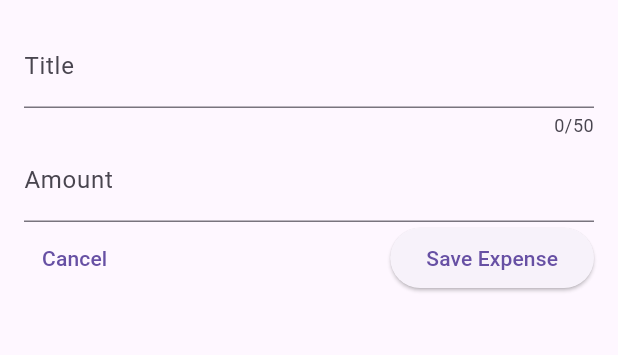
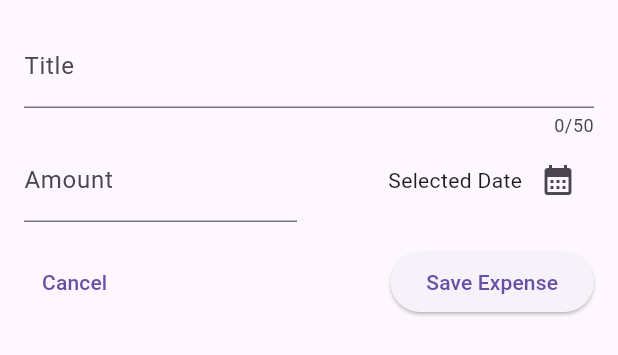
Before and after one commit to Faisul0404/Expense_Tracker, a Flutter app: the NewExpense widget shown alone on an empty page, opened directly, on a phone screen of 412 x 824 dp. Shown: the top 355 px of the screen. Run offline on Flutter 3.47's test engine with Material 3 defaults, Android fonts, the phone set to English and light mode, and no system bars.

Commit message:
Add date picker functionality and restructure amount input layout

```diff
--- a/lib/widgets/new_expense.dart
+++ b/lib/widgets/new_expense.dart
@@ -16,6 +16,18 @@ class _NewExpenseState extends State<NewExpense> {
 
   final _titleController = TextEditingController();
   final _amountController = TextEditingController();
+
+  void _presentDatePicker() {
+    final now = DateTime.now();
+    final firstDate = DateTime(now.year - 1, now.month, now.day);
+
+    showDatePicker(
+      context: context,
+      initialDate: now,
+      firstDate: firstDate,
+      lastDate: now,
+    );
+  }
 
   @override
   void disponse() {
@@ -36,7 +48,10 @@ class _NewExpenseState extends State<NewExpense> {
             maxLength: 50,
             decoration: const InputDecoration(label: Text("Title")),
           ),
-          TextField(
+          Row(
+            children: [
+              Expanded(
+                child: TextField(
                   controller: _amountController,
                   keyboardType: TextInputType.number,
                   decoration: const InputDecoration(
@@ -44,6 +59,24 @@ class _NewExpenseState extends State<NewExpense> {
                     label: Text("Amount"),
                   ),
                 ),
+              ),
+              SizedBox(width: 16),
+              Expanded(
+                child: Row(
+                  mainAxisAlignment: MainAxisAlignment.end,
+                  crossAxisAlignment: CrossAxisAlignment.center,
+                  children: [
+                    const Text("Selected Date"),
+                    IconButton(
+                      onPressed: _presentDatePicker,
+                      icon: Icon(Icons.calendar_month),
+                    ),
+                  ],
+                ),
+              ),
+            ],
+          ),
+          SizedBox(height: 16),
           // Save Button
           Row(
             children: [
```
Lines whose indentation alone changed are shown as unchanged.
